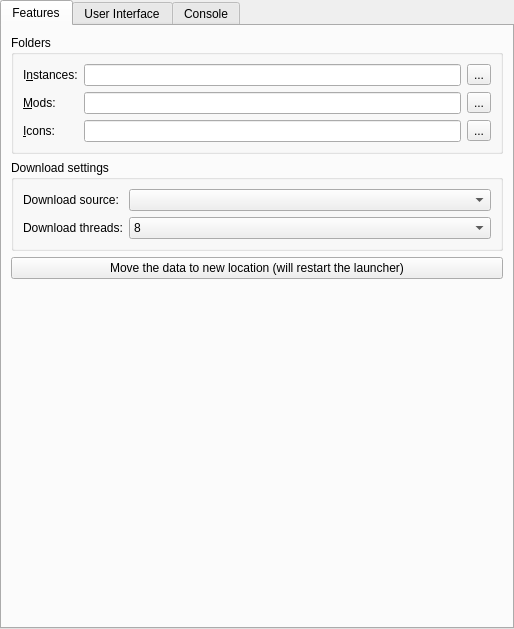
Before: the Qt Designer form launcher/ui/pages/global/LauncherPage.ui in graytoowolf/MiniSkins, drawn with Qt 5.
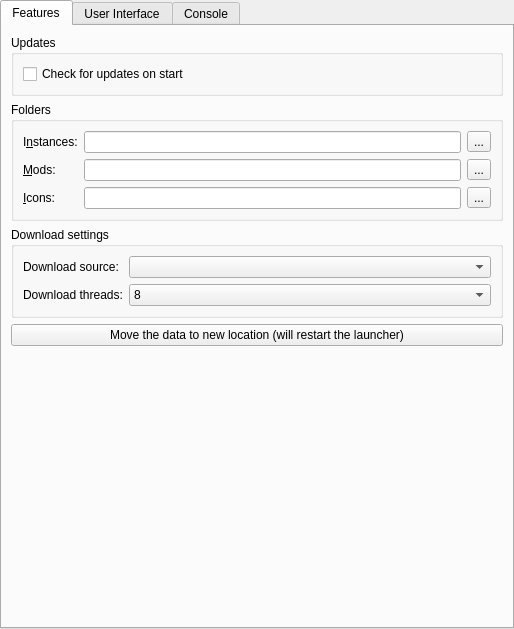
After: the same form once the commit is applied. Custom widgets are drawn as their Qt base class.

What changed in the file:
```diff
--- a/launcher/ui/pages/global/LauncherPage.ui
+++ b/launcher/ui/pages/global/LauncherPage.ui
@@ -45,6 +45,22 @@
        <string>Features</string>
       </attribute>
       <layout class="QVBoxLayout" name="verticalLayout_9">
+       <item>
+        <widget class="QGroupBox" name="updatesBox">
+         <property name="title">
+          <string>Updates</string>
+         </property>
+         <layout class="QVBoxLayout" name="updatesBoxLayout">
+          <item>
+           <widget class="QCheckBox" name="autoUpdateCheck">
+            <property name="text">
+             <string>Check for updates on start</string>
+            </property>
+           </widget>
+          </item>
+         </layout>
+        </widget>
+       </item>
        <item>
         <widget class="QGroupBox" name="foldersBox">
          <property name="title">
```
